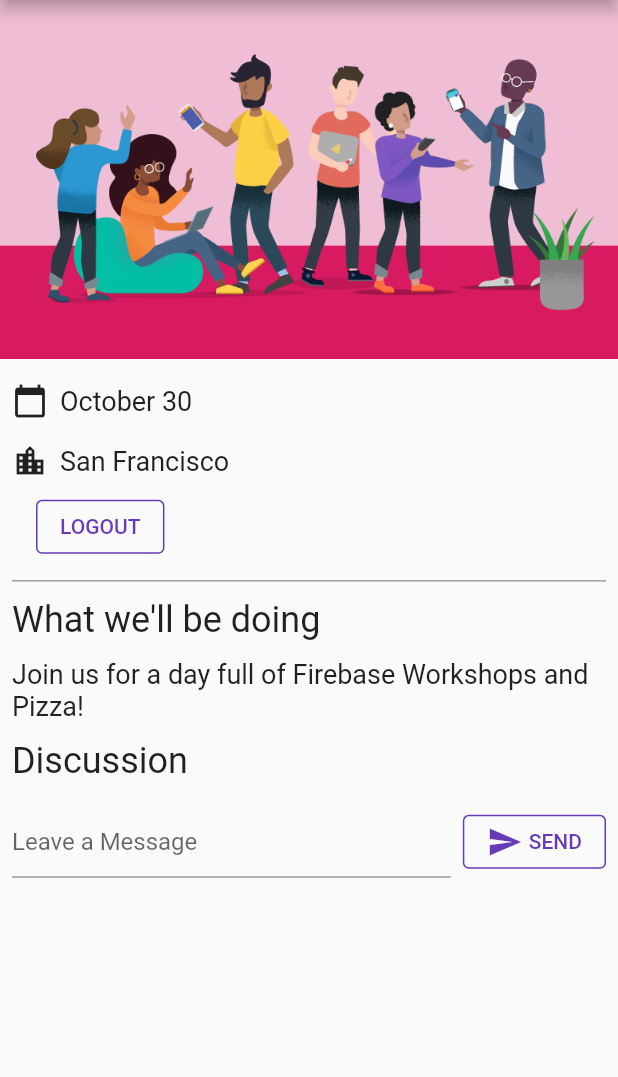
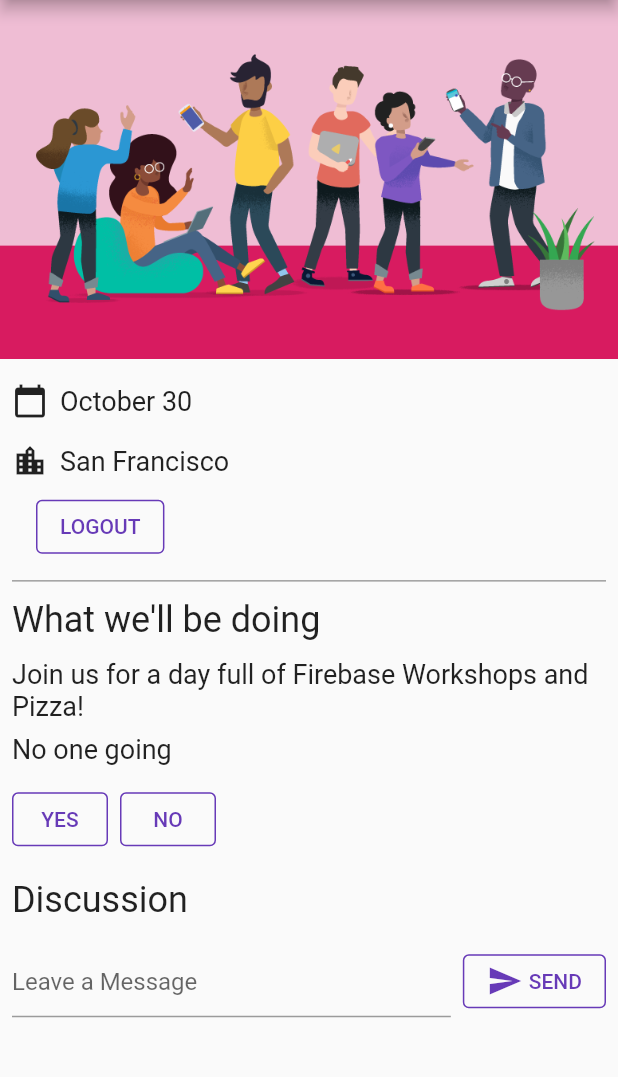
Before and after one commit to dca123/flutterFireTutorial, a Flutter app: the screen it shows once a user with an empty profile is signed in, on a phone screen of 412 x 824 dp, the part 84-1161 px from its top. Run offline on Flutter 3.47's test engine with Material 2 defaults, Android fonts, the phone set to English and light mode, and no system bars; our stand-ins replace cloud_firestore, firebase_auth, firebase_core, google_fonts; accounts and stored records are empty.

Commit message:
added attendees count

```diff
--- a/lib/main.dart
+++ b/lib/main.dart
@@ -78,7 +78,17 @@ class HomePage extends StatelessWidget {
             builder: (context, appState, _) => Column(
               crossAxisAlignment: CrossAxisAlignment.start,
               children: [
+                if (appState.attendees >= 2)
+                  Paragraph('${appState.attendees} people going')
+                else if (appState.attendees == 1)
+                  Paragraph('1 person going')
+                else
+                  Paragraph('No one going'),
                 if (appState._loginState == ApplicationLoginState.loggedIn) ...[
+                  YesNoSelection(
+                    state: appState.attending,
+                    onSelection: (attending) => appState.attending = attending,
+                  ),
                   Header('Discussion'),
                   GuestBook(
                     addMessage: (String message) =>
@@ -102,6 +112,14 @@ class ApplicationState extends ChangeNotifier {
 
   Future<void> init() async {
     await Firebase.initializeApp();
+    FirebaseFirestore.instance
+        .collection('attendees')
+        .where('attending', isEqualTo: true)
+        .snapshots()
+        .listen((snapshot) {
+      _attendees = snapshot.docs.length;
+      notifyListeners();
+    });
     FirebaseAuth.instance.userChanges().listen((user) {
       if (user != null) {
         _loginState = ApplicationLoginState.loggedIn;
@@ -118,10 +136,27 @@ class ApplicationState extends ChangeNotifier {
           });
           notifyListeners();
         });
+        _attendingSubscription = FirebaseFirestore.instance
+            .collection('attendees')
+            .doc(user.uid)
+            .snapshots()
+            .listen((snapshot) {
+          if (snapshot.data() != null) {
+            if (snapshot.data()!['attending']) {
+              _attending = Attending.yes;
+            } else {
+              _attending = Attending.no;
+            }
+          } else {
+            _attending = Attending.unknown;
+          }
+          notifyListeners();
+        });
       } else {
         _loginState = ApplicationLoginState.loggedOut;
         _guestBookMessages = [];
         _guestBookSubscription?.cancel();
+        _attendingSubscription?.cancel();
       }
       notifyListeners();
     });
@@ -136,6 +171,23 @@ class ApplicationState extends ChangeNotifier {
   StreamSubscription<QuerySnapshot>? _guestBookSubscription;
   List<GuestBookMessage> _guestBookMessages = [];
   List<GuestBookMessage> get guestBookMessages => _guestBookMessages;
+
+  int _attendees = 0;
+  int get attendees => _attendees;
+
+  Attending _attending = Attending.unknown;
+  StreamSubscription<DocumentSnapshot>? _attendingSubscription;
+  Attending get attending => _attending;
+  set attending(Attending attending) {
+    final userDoc = FirebaseFirestore.instance
+        .collection('attendees')
+        .doc(FirebaseAuth.instance.currentUser!.uid);
+    if (attending == Attending.yes) {
+      userDoc.set({'attending': true});
+    } else {
+      userDoc.set({'attending': false});
+    }
+  }
 
   void startLoginFlow() {
     _loginState = ApplicationLoginState.emailAddress;
@@ -209,6 +261,8 @@ class GuestBookMessage {
   final String message;
 }
 
+enum Attending { yes, no, unknown }
+
 class GuestBook extends StatefulWidget {
   GuestBook({required this.addMessage, required this.messages});
   final FutureOr<void> Function(String message) addMessage;
@@ -270,3 +324,68 @@ class _GuestBookState extends State<GuestBook> {
     );
   }
 }
+
+class YesNoSelection extends StatelessWidget {
+  const YesNoSelection({required this.state, required this.onSelection});
+  final Attending state;
+  final void Function(Attending selection) onSelection;
+
+  @override
+  Widget build(BuildContext context) {
+    switch (state) {
+      case Attending.yes:
+        return Padding(
+          padding: EdgeInsets.all(8.0),
+          child: Row(
+            children: [
+              ElevatedButton(
+                style: ElevatedButton.styleFrom(elevation: 0),
+                onPressed: () => onSelection(Attending.yes),
+                child: Text('YES'),
+              ),
+              SizedBox(width: 8),
+              TextButton(
+                onPressed: () => onSelection(Attending.no),
+                child: Text('NO'),
+              )
+            ],
+          ),
+        );
+      case Attending.no:
+        return Padding(
+          padding: EdgeInsets.all(8.0),
+          child: Row(
+            children: [
+              TextButton(
+                onPressed: () => onSelection(Attending.yes),
+                child: Text('YES'),
+              ),
+              SizedBox(width: 8),
+              ElevatedButton(
+                style: ElevatedButton.styleFrom(elevation: 0),
+                onPressed: () => onSelection(Attending.no),
+                child: Text('NO'),
+              )
+            ],
+          ),
+        );
+      default:
+        return Padding(
+          padding: EdgeInsets.all(8.0),
+          child: Row(
+            children: [
+              StyledButton(
+                onPressed: () => onSelection(Attending.yes),
+                child: Text('YES'),
+              ),
+              SizedBox(width: 8),
+              StyledButton(
+                onPressed: () => onSelection(Attending.no),
+                child: Text('NO'),
+              )
+            ],
+          ),
+        );
+    }
+  }
+}
```
